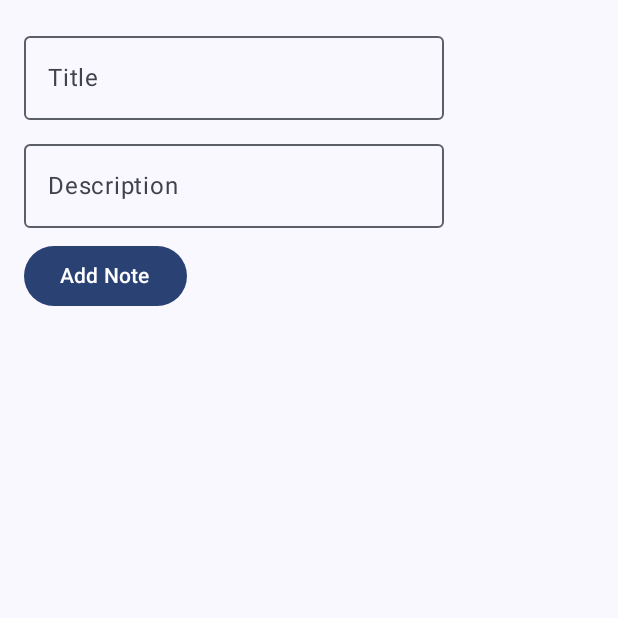
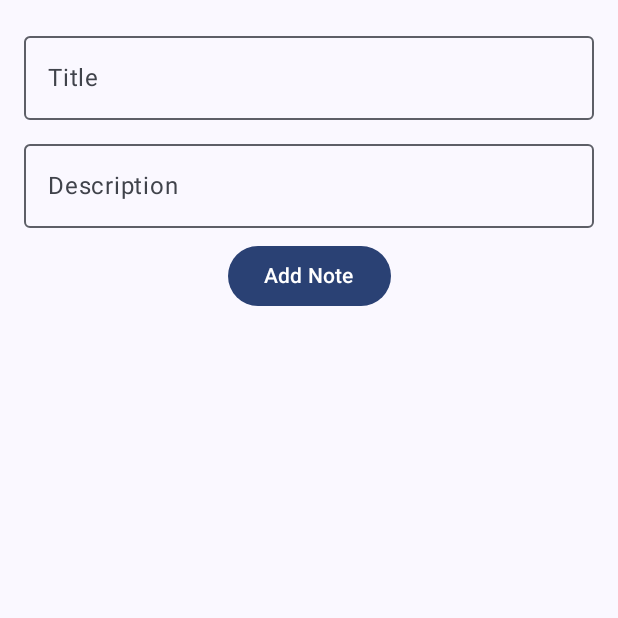
Before and after one commit to West-Tiwan/Notes_app, an Android app built with Jetpack Compose: the screen it shows after launch (MainActivity), on a phone screen of 412 x 824 dp, the top half of it. Run offline under Robolectric (Android 15) with nearby library versions, the phone set to English and light mode, and no system bars; our stand-ins replace Room's generated code, livedata-compose.

Commit message:
some styling

```diff
--- a/app/src/main/java/com/example/notesapp/compUI/NoteScreen.kt
+++ b/app/src/main/java/com/example/notesapp/compUI/NoteScreen.kt
@@ -3,7 +3,6 @@ package com.example.notesapp.compUI
 import androidx.compose.foundation.clickable
 import androidx.compose.foundation.layout.Column
 import androidx.compose.foundation.layout.PaddingValues
-import androidx.compose.foundation.layout.Row
 import androidx.compose.foundation.layout.Spacer
 import androidx.compose.foundation.layout.fillMaxWidth
 import androidx.compose.foundation.layout.height
@@ -21,9 +20,9 @@ import androidx.compose.runtime.livedata.observeAsState
 import androidx.compose.runtime.mutableStateOf
 import androidx.compose.runtime.remember
 import androidx.compose.runtime.setValue
+import androidx.compose.ui.Alignment
 import androidx.compose.ui.Modifier
 import androidx.compose.ui.unit.dp
-import com.example.notesapp.data.Note
 import com.example.notesapp.viewmodel.NoteViewModel
 
 @Composable
@@ -32,17 +31,22 @@ fun NoteScreen(viewModel: NoteViewModel, innerpadding: PaddingValues) {
     var title by remember { mutableStateOf("") }
     var desc by remember { mutableStateOf("") }
 
-    Column(modifier = Modifier.padding(16.dp)) {
+    Column(
+        modifier = Modifier.padding(16.dp).fillMaxWidth(),
+        horizontalAlignment = Alignment.CenterHorizontally
+    ) {
         OutlinedTextField(
             value = title,
             onValueChange = { title = it },
-            label = { Text("Title") }
+            label = { Text("Title") },
+            modifier = Modifier.fillMaxWidth()
         )
         Spacer(modifier = Modifier.height(8.dp))
         OutlinedTextField(
             value = desc,
             onValueChange = { desc = it },
-            label = { Text("Description") }
+            label = { Text("Description") },
+            modifier = Modifier.fillMaxWidth()
         )
         Spacer(modifier = Modifier.height(8.dp))
         Button(onClick = {
```
